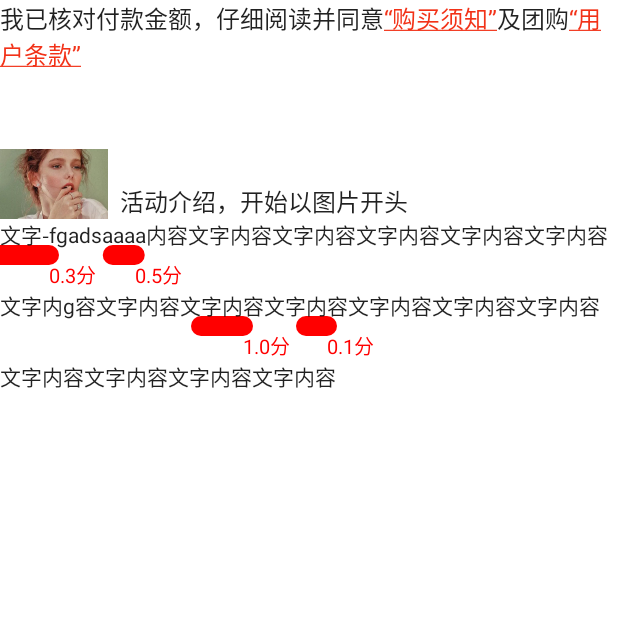
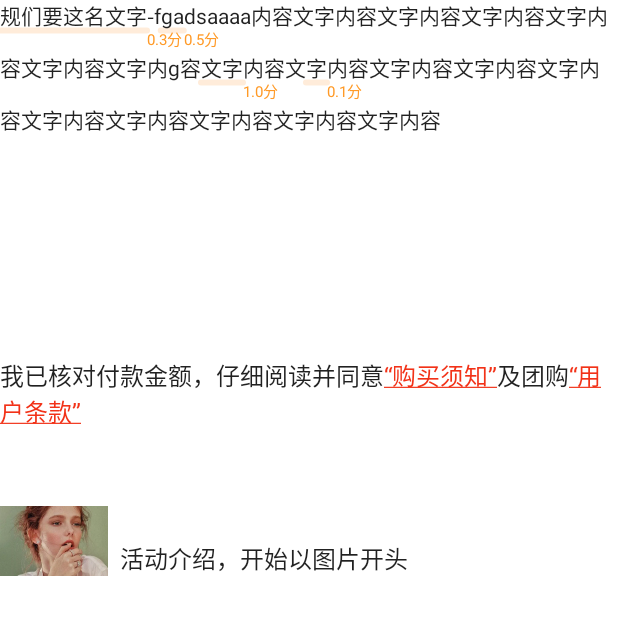
Before and after one commit to SunHongLi/Sun, an Android app: the WidgetActivity screen opened directly, with no data from a screen before it, on a phone screen of 412 x 824 dp, the top half of it. Run offline under Robolectric (Android 15) with nearby library versions, the phone set to English and light mode, and no system bars.

Commit message:
UnderLineNoteTextView UI调整

```diff
--- a/app/src/main/java/com/hl/sun/ui/activity/WidgetActivity.kt
+++ b/app/src/main/java/com/hl/sun/ui/activity/WidgetActivity.kt
@@ -34,7 +34,7 @@ class WidgetActivity : AppCompatActivity() {
 
 
         val infos = arrayListOf(
-            TextLineInfo(0, 3, "0.3分"), TextLineInfo(9, 11, "0.5分"),
+            TextLineInfo(0, 7, "0.3分"), TextLineInfo(9, 11, "0.5分"),
             TextLineInfo(44, 46, "1.0分"), TextLineInfo(49, 50, "0.1分")
         )
         findViewById<UnderLineNoteTextView>(R.id.note_tv_underline).setUnderInfo(infos)
--- a/app/src/main/java/com/hl/sun/ui/widget/UnderLineNoteTextView.java
+++ b/app/src/main/java/com/hl/sun/ui/widget/UnderLineNoteTextView.java
@@ -34,6 +34,7 @@ public class UnderLineNoteTextView extends AppCompatTextView {
     private int mNoteTxtColor;
     private float mUnderLineWidth;
     private float mNoteTopMargin = 0;
+    private float mUnderLineTopMargin = 0;
     private float mNoteTextSize = 20;
 
     public UnderLineNoteTextView(Context context) {
@@ -52,14 +53,18 @@ public class UnderLineNoteTextView extends AppCompatTextView {
     private void init(Context context, AttributeSet attrs, int defStyleAttr) {
         //获取自定义属性
         TypedArray array = context.obtainStyledAttributes(attrs, R.styleable.UnderlinedTextView, defStyleAttr, 0);
+
         mUnderLineColor = array.getColor(R.styleable.UnderlinedTextView_underlineColor, 0xFFFF0000);
         mNoteTxtColor = array.getColor(R.styleable.UnderlinedTextView_noteTextColor, 0xFFFF0000);
+
         mUnderLineWidth = array.getDimension(R.styleable.UnderlinedTextView_underlineWidth, 20);
-        mNoteTopMargin = array.getDimension(R.styleable.UnderlinedTextView_noteTopMargin, 20);
+        mUnderLineTopMargin = array.getDimension(R.styleable.UnderlinedTextView_underLineTopMargin, 0);
+
         mNoteTextSize = array.getDimension(R.styleable.UnderlinedTextView_noteTextSize, 20);
+        mNoteTopMargin = array.getDimension(R.styleable.UnderlinedTextView_noteTopMargin, 0);
 
         //行间距
-        setLineSpacing(mNoteTextSize + mNoteTopMargin, 1F);
+        setLineSpacing(Math.max(mNoteTextSize + mNoteTopMargin, mUnderLineWidth + mUnderLineTopMargin), 1F);
         setPadding(getLeft(), getTop(), getRight(), getBottom());
 
         array.recycle();
@@ -117,7 +122,7 @@ public class UnderLineNoteTextView extends AppCompatTextView {
 
 
                     if (x_stop > 0) {
-                        float bottomY = baseline + mUnderLineWidth / 2 + 2;
+                        float bottomY = baseline + mUnderLineWidth / 2 + mUnderLineTopMargin + 2;
                         canvas.drawLine(x_start, bottomY, x_stop, bottomY, mPaint);
                         if (lineEnd <= lastCharInLine) {//断行的不画注脚
                             ///绘制注脚
--- a/app/src/main/res/layout/activity_widget.xml
+++ b/app/src/main/res/layout/activity_widget.xml
@@ -5,10 +5,24 @@
     android:layout_height="match_parent"
     android:orientation="vertical">
 
+    <com.hl.sun.ui.widget.UnderLineNoteTextView
+        android:id="@+id/note_tv_underline"
+        android:layout_width="match_parent"
+        android:layout_height="wrap_content"
+        android:text="规们要这名文字-fgadsaaaa内容文字内容文字内容文字内容文字内容文字内容文字内g容文字内容文字内容文字内容文字内容文字内容文字内容文字内容文字内容文字内容文字内容"
+        android:textSize="14dp"
+        app:noteTextColor="#FF9A27"
+        app:noteTextSize="10dp"
+        app:noteTopMargin="4dp"
+        app:underLineTopMargin="1dp"
+        app:underlineColor="#33FF9F46"
+        app:underlineWidth="4dp" />
+
     <com.hl.sun.ui.widget.AutoLinkStyleTextView
         android:id="@+id/tv"
         android:layout_width="match_parent"
         android:layout_height="wrap_content"
+        android:layout_marginTop="140dp"
         android:text="我已核对付款金额，仔细阅读并同意“购买须知”及团购“用户条款”"
         android:textSize="16sp"
         app:AutoLinkStyleTextView_text_value="“购买须知”,“用户条款”" />
@@ -23,11 +37,4 @@
         app:AutoLinkStyleTextView_start_image="@drawable/avatar_1"
         app:AutoLinkStyleTextView_type="start_image" />
 
-
-    <com.hl.sun.ui.widget.UnderLineNoteTextView
-        android:id="@+id/note_tv_underline"
-        android:layout_width="match_parent"
-        android:layout_height="wrap_content"
-        android:text="文字-fgadsaaaa内容文字内容文字内容文字内容文字内容文字内容文字内g容文字内容文字内容文字内容文字内容文字内容文字内容文字内容文字内容文字内容文字内容"
-        android:textSize="14dp" />
 </LinearLayout>
--- a/app/src/main/res/values/attrs.xml
+++ b/app/src/main/res/values/attrs.xml
@@ -30,6 +30,8 @@
         <attr name="noteTextSize" format="dimension" />
         <!--注脚距离文字距离-->
         <attr name="noteTopMargin" format="dimension" />
+        <!--下划线距离文字距离-->
+        <attr name="underLineTopMargin" format="dimension" />
     </declare-styleable>
 
 </resources>
```
